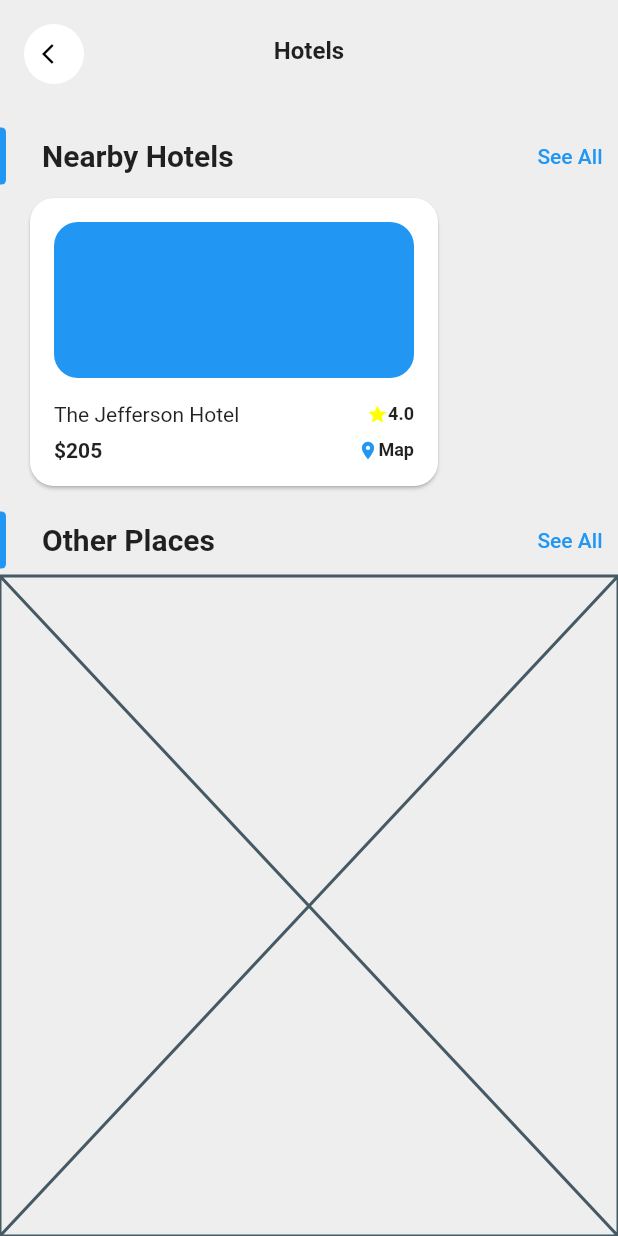
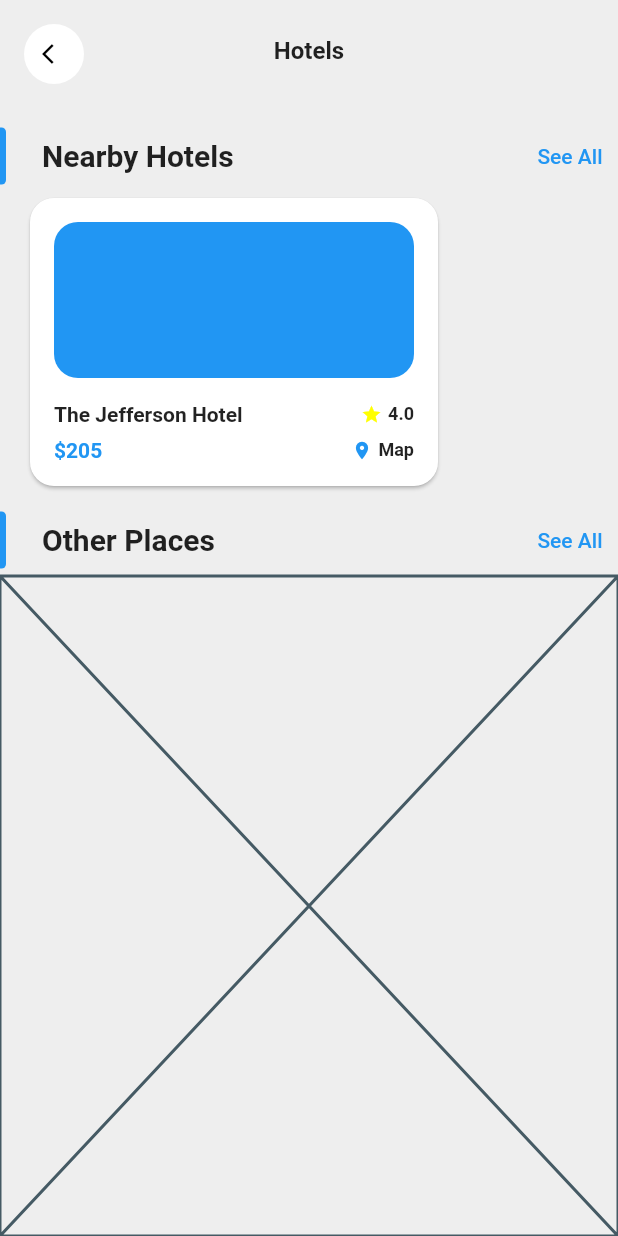
Before and after one commit to JAICHANGPARK/flutter_notebook_19th_story, a Flutter app: the screen it shows after launch, on a phone screen of 412 x 824 dp. Run offline on Flutter 3.47's test engine with Material 2 defaults, Android fonts, the phone set to English and light mode, and no system bars; our stand-ins replace cached_network_image, countup, fl_chart, flutter_riverpod, freezed_annotation, smooth_page_indicator and 1 more.

Commit message:
Update class_hotel_page.dart

```diff
--- a/lib/ep1130_classified_app/src/class_hotel_page.dart
+++ b/lib/ep1130_classified_app/src/class_hotel_page.dart
@@ -115,18 +115,27 @@ class _ClassHotelPageState extends State<ClassHotelPage> {
                                       crossAxisAlignment: CrossAxisAlignment.start,
                                       children: [
                                         Row(
-                                          children: [
-                                            Text("The Jefferson Hotel"),
+                                          children: const [
+                                            Text(
+                                              "The Jefferson Hotel",
+                                              style: TextStyle(
+                                                fontWeight: FontWeight.bold,
+                                              ),
+                                            ),
                                             Spacer(),
                                             Icon(
                                               Icons.star,
                                               size: 14,
                                               color: Colors.yellowAccent,
                                             ),
-                                            Text("4.0",
+                                            SizedBox(
+                                              width: 4,
+                                            ),
+                                            Text(
+                                              "4.0",
                                               style: TextStyle(
-                                                  fontWeight: FontWeight.bold,
-                                                  fontSize: 12
+                                                fontWeight: FontWeight.bold,
+                                                fontSize: 12,
                                               ),
                                             )
                                           ],
@@ -140,6 +149,7 @@ class _ClassHotelPageState extends State<ClassHotelPage> {
                                               "\$205",
                                               style: TextStyle(
                                                 fontWeight: FontWeight.bold,
+                                                color: Colors.blue,
                                               ),
                                             ),
                                             Spacer(),
@@ -148,10 +158,14 @@ class _ClassHotelPageState extends State<ClassHotelPage> {
                                               size: 14,
                                               color: Colors.blue,
                                             ),
-                                            Text("Map",
+                                            SizedBox(
+                                              width: 4,
+                                            ),
+                                            Text(
+                                              "Map",
                                               style: TextStyle(
                                                 fontWeight: FontWeight.bold,
-                                                fontSize: 12
+                                                fontSize: 12,
                                               ),
                                             )
                                           ],
```
